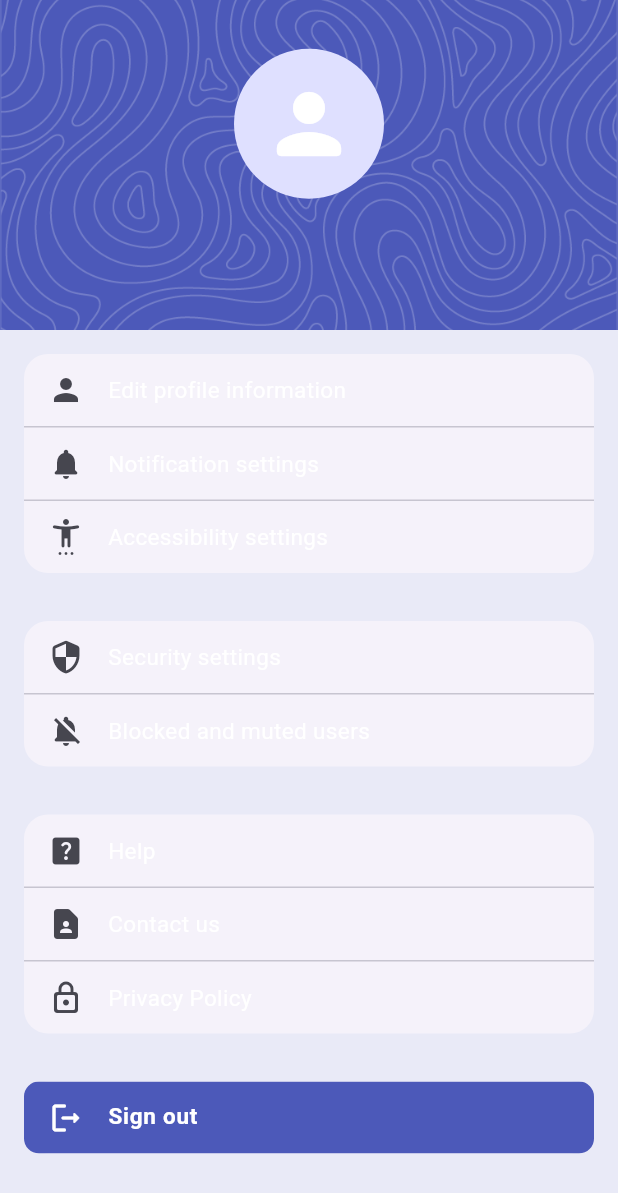
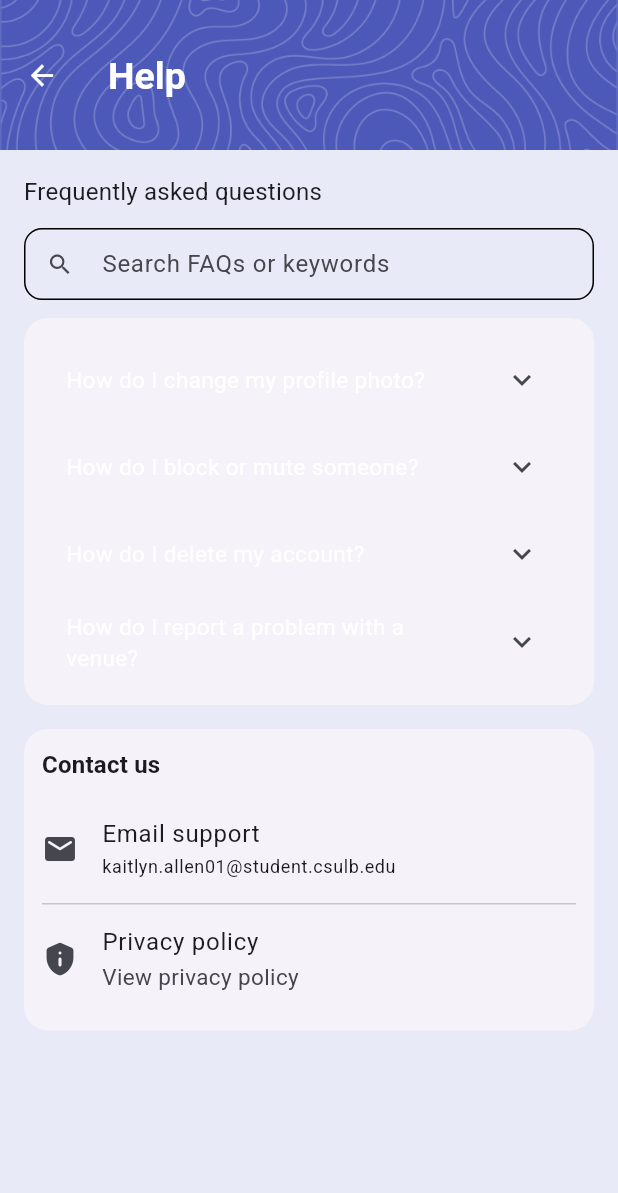
Before and after one commit to katie-allen2004/pathway, a Flutter app: the ProfilePage screen opened directly, after a tap on "Help", on a phone screen of 412 x 824 dp. Shown: the top 1193 px of the screen. Run offline on Flutter 3.47's test engine with Material 3 defaults, Android fonts, the phone set to English and light mode, and no system bars; our stand-ins replace google_fonts, image_picker, supabase_flutter; accounts and stored records are empty.

Commit message:
Help and Contact Us UI
- imported url_launcher into pubspec.yaml
- Added contact_us_page.dart
- Added help_page.dart
- Routed to new pages from profile_page.dart

```diff
--- /dev/null
+++ b/pathway/lib/features/profile/presentation/pages/help_page.dart
@@ -0,0 +1,179 @@
+import 'package:flutter/material.dart';
+import 'package:pathway/core/theme/theme.dart';
+import 'package:pathway/core/widgets/widgets.dart';
+import 'package:url_launcher/url_launcher.dart';
+
+
+class HelpPage extends StatefulWidget {
+  const HelpPage({super.key});
+
+  @override
+  State<HelpPage> createState() => _HelpPageState();
+}
+
+class _HelpPageState extends State<HelpPage> {
+  // Manually set list of FAQ items. May be extended to backend in the future.
+  final List<_FaqItem> _faqItems = [
+    _FaqItem(
+      q: 'How do I change my profile photo?',
+      a: 'Open Edit profile → tap the camera icon on your avatar and choose a photo.',
+    ),
+    _FaqItem(
+      q: 'How do I block or mute someone?',
+      a: 'Go to Settings → Blocked & muted. From there you can unblock or unmute users.',
+    ),
+    _FaqItem(
+      q: 'How do I delete my account?',
+      a: 'Go to Settings → Security → Delete account. This will permanently remove your data.',
+    ),
+    _FaqItem(
+      q: 'How do I report a problem with a venue?',
+      a: 'Open the venue page, tap Report (flag) and fill out the form. We review reports manually.',
+    ),
+  ];
+
+  // Initialize _query as an empty string
+  String _query = '';
+
+  // Method: filter _faqItems based on _query
+  List<_FaqItem> get _filteredFaq {
+    // If quyery is empty, return all items
+    if (_query.trim().isEmpty) return _faqItems;
+
+    // Otherwise, filter items where question or answer contains the query (case-insensitive)
+    final q = _query.toLowerCase();
+    return _faqItems.where((f) {
+      return f.q.toLowerCase().contains(q) || f.a.toLowerCase().contains(q);
+    }).toList();
+  }
+
+  // Method: open email client with pre-filled recipient and subject
+   Future<void> _openMail(String to, String subject) async {
+     final uri = Uri(
+       scheme: 'mailto',
+       path: to,
+       queryParameters: {'subject': subject},
+     );
+     if (!await launchUrl(uri)) {
+       ScaffoldMessenger.of(context).showSnackBar(const SnackBar(content: Text('Could not open email client.')));
+     }
+   }
+
+  @override
+  Widget build(BuildContext context) {
+    // Set theme and color scheme for easy access
+    final theme = Theme.of(context);
+    final cs = theme.colorScheme;
+
+    return Scaffold(
+      appBar: PathwayAppBar(
+        height: 100,
+        centertitle: false,
+        title: Padding(
+          padding: const EdgeInsets.only(top: 2.0),
+          child: Text('Help', style: theme.appBarTheme.titleTextStyle),
+        ),
+      ),
+      body: SafeArea(
+        child: ListView(
+          padding: AppSpacing.page,
+          children: [
+            Text('Frequently asked questions', style: theme.textTheme.titleMedium),
+            const SizedBox(height: 12),
+
+            // Search field
+            TextFormField(
+              decoration: InputDecoration(
+                prefixIcon: const Icon(Icons.search),
+                hintText: 'Search FAQs or keywords',
+                border: OutlineInputBorder(borderRadius: BorderRadius.circular(12)),
+                isDense: true,
+              ),
+              // When the text changes, update _query and trigger UI update
+              onChanged: (v) => setState(() => _query = v),
+            ),
+
+            const SizedBox(height: 12),
+
+            // FAQ list (expandable)
+            Card(
+              child: Padding(
+                padding: AppSpacing.cardPadding,
+                child: Column(
+                  crossAxisAlignment: CrossAxisAlignment.start,
+                  children: [
+                    // If there are no matching FAQs, show display 'No results found'
+                    if (_filteredFaq.isEmpty) ...[
+                      const SizedBox(height: 12),
+                      Center(
+                        child: Text('No results found', style: theme.textTheme.bodyMedium),
+                      ),
+                    // Otherwise, show the list of matching FAQs as ExpansionTiles
+                    ] else ..._filteredFaq.map((f) {
+                      return ExpansionTile(
+                        title: Text(f.q, style: theme.textTheme.bodyMedium),
+                        children: [
+                          Padding(
+                            padding: const EdgeInsets.only(left: 16.0, right: 8.0, bottom: 12.0),
+                            child: Text(f.a, style: theme.textTheme.bodySmall?.copyWith(color: cs.onSurface.withValues(alpha: 0.75))),
+                          )
+                        ],
+                      );
+                    }),
+                  ],
+                ),
+              ),
+            ),
+
+            const SizedBox(height: 16),
+
+            // Contact quick actions
+            Card(
+              child: Padding(
+                padding: AppSpacing.cardPadding,
+                child: Column(
+                  crossAxisAlignment: CrossAxisAlignment.start,
+                  children: [
+                    Text('Contact us', style: theme.textTheme.titleMedium?.copyWith(fontWeight: FontWeight.w700)),
+                    const SizedBox(height: 8),
+
+                    ListTile(
+                      contentPadding: EdgeInsets.zero,
+                      leading: const Icon(Icons.email_rounded),
+                      title: const Text('Email support'),
+                      subtitle: Text('kaitlyn.allen01@student.csulb.edu', style: theme.textTheme.bodySmall),
+                      onTap: () {
+                        _openMail('kaitlyn.allen01@student.csulb.edu', 'Support request');
+                      },
+                    ),
+
+                    const Divider(height: 1),
+
+                    ListTile(
+                      contentPadding: EdgeInsets.zero,
+                      leading: const Icon(Icons.privacy_tip_rounded),
+                      title: const Text('Privacy policy'),
+                      subtitle: const Text('View privacy policy'),
+                      onTap: () {
+                        ScaffoldMessenger.of(context).showSnackBar(const SnackBar(content: Text('Open privacy policy (TODO)')));
+                      },
+                    ),
+                  ],
+                ),
+              ),
+            ),
+
+            const SizedBox(height: 16),
+          ],
+        ),
+      ),
+    );
+  }
+}
+
+// Simple data class to represent a FAQ item with a question and answer
+class _FaqItem {
+  final String q;
+  final String a;
+  const _FaqItem({required this.q, required this.a});
+}
--- a/pathway/lib/features/profile/presentation/pages/profile_page.dart
+++ b/pathway/lib/features/profile/presentation/pages/profile_page.dart
@@ -8,6 +8,8 @@ import 'notification_settings_page.dart';
 import 'accessibility_settings_page.dart';
 import 'security_settings_page.dart';
 import 'blocked_muted_users_page.dart';
+import 'contact_us_page.dart';
+import 'help_page.dart';
 import 'package:pathway/features/auth/presentation/login_screen.dart';
 
 class ProfilePage extends StatefulWidget {
@@ -195,11 +197,13 @@ class _ProfilePageState extends State<ProfilePage> {
               // Help section
               TileSection(
                 tiles: [
-                  TileInstance(icon: Icons.help_center_rounded, title: 'Help', onTap: () {
-                    // TODO: Implement help page
+                  TileInstance(icon: Icons.help_center_rounded, title: 'Help', onTap: () async {
+                    final changed = await routePage(context, const HelpPage());
+                    if (changed == true) _refresh();
                   }),
-                  TileInstance(icon: Icons.contact_page_rounded, title: 'Contact us', onTap: () {
-                    // TODO: Implement contact us page
+                  TileInstance(icon: Icons.contact_page_rounded, title: 'Contact us', onTap: () async {
+                    final changed = await routePage(context, const ContactUsPage());
+                    if (changed == true) _refresh();
                   }),
                   TileInstance(icon: Icons.lock_outline_rounded, title: 'Privacy Policy', onTap: () {
                     // TODO: Implement privacy policy page
--- a/pathway/pubspec.yaml
+++ b/pathway/pubspec.yaml
@@ -39,6 +39,7 @@ dependencies:
   image_picker: ^1.2.1
   path: ^1.9.1
   logger: ^2.6.2
+  url_launcher: ^6.1.10
 
 dev_dependencies:
   flutter_test:
```
Also changed, not shown: pathway/lib/features/profile/presentation/pages/contact_us_page.dart (added, +160 -0 lines), pathway/lib/main.dart (+11 -3 lines), pathway/pubspec.lock.
